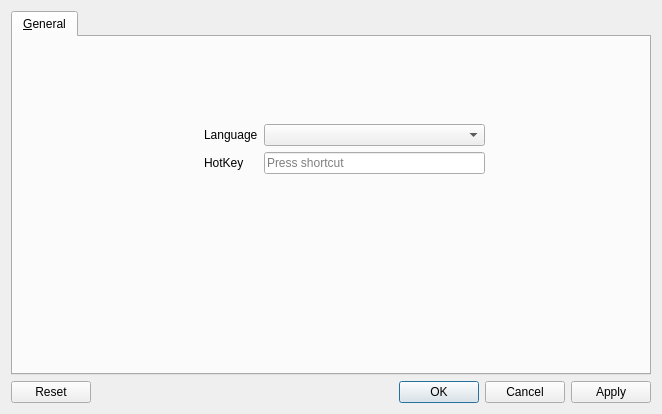
Before: the Qt Designer form appconfigdialog.ui in ty0x2333/TyLauncher, drawn with Qt 5.
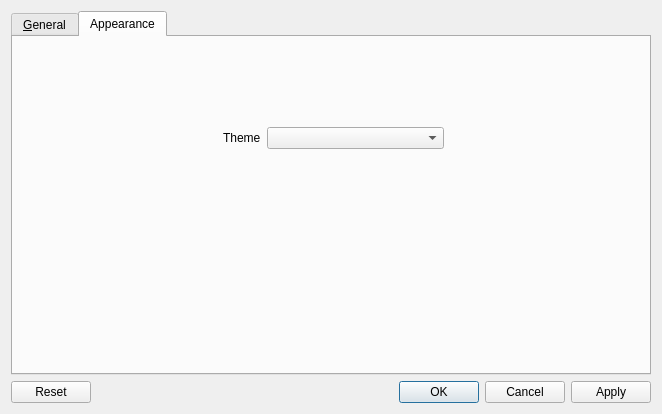
After: the same form once the commit is applied.

Commit message: M  Move Language File To "language" directory. A  Theme Setting in AppConfigDialog. A  Application Class, listening theme change.

```diff
--- a/appconfigdialog.ui
+++ b/appconfigdialog.ui
@@ -17,13 +17,13 @@
    <item>
     <widget class="QTabWidget" name="tabWidget">
      <property name="currentIndex">
-      <number>0</number>
+      <number>1</number>
      </property>
      <widget class="QWidget" name="tabGeneral">
       <attribute name="title">
        <string>&amp;General</string>
       </attribute>
-      <widget class="QWidget" name="">
+      <widget class="QWidget" name="layoutWidget">
        <property name="geometry">
         <rect>
          <x>191</x>
@@ -59,6 +59,33 @@
        </layout>
       </widget>
      </widget>
+     <widget class="QWidget" name="tabAppearance">
+      <attribute name="title">
+       <string>Appearance</string>
+      </attribute>
+      <widget class="QWidget" name="">
+       <property name="geometry">
+        <rect>
+         <x>210</x>
+         <y>90</y>
+         <width>221</width>
+         <height>22</height>
+        </rect>
+       </property>
+       <layout class="QFormLayout" name="formLayout_2">
+        <item row="0" column="0">
+         <widget class="QLabel" name="label_3">
+          <property name="text">
+           <string>Theme</string>
+          </property>
+         </widget>
+        </item>
+        <item row="0" column="1">
+         <widget class="QComboBox" name="comboBoxTheme"/>
+        </item>
+       </layout>
+      </widget>
+     </widget>
     </widget>
    </item>
    <item>
```
The commit also changes 15 other files.
